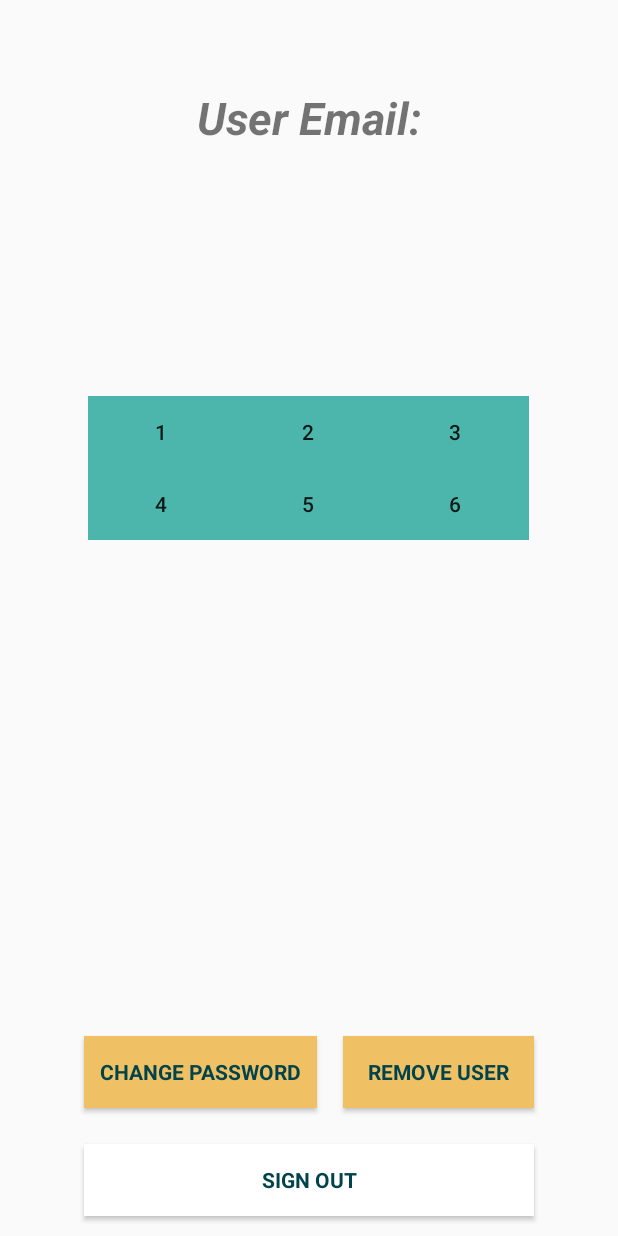
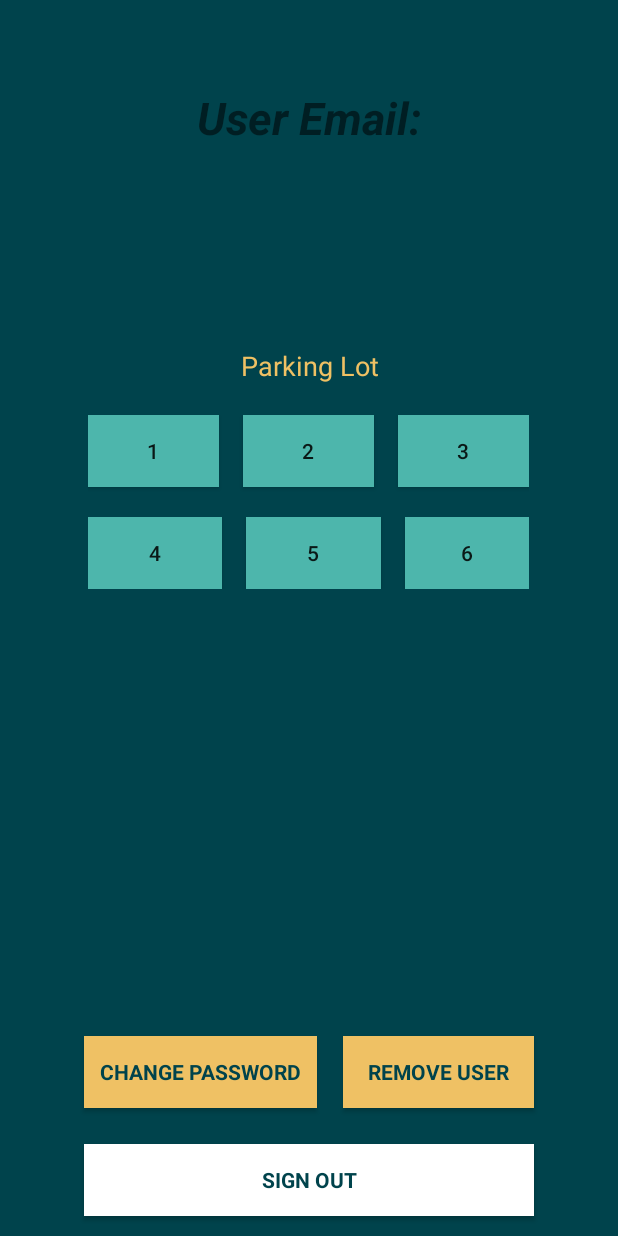
Before and after one commit to sjlee2016/SmartParkingLotApp, an Android app: the screen it shows after launch once a user with an empty profile is signed in (MainActivity), on a phone screen of 412 x 824 dp. Run offline under Robolectric (Android 15) with nearby library versions, the phone set to English and light mode, and no system bars; our stand-ins replace Firebase (no records; nobody signed in at launch, a user with empty details on screens opened directly); 1 statement that could not run was skipped.

Commit message:
Design Update3

```diff
--- a/app/src/main/java/com/example/jisupark/firebaseloginapp/AccountActivity/SignupActivity.java
+++ b/app/src/main/java/com/example/jisupark/firebaseloginapp/AccountActivity/SignupActivity.java
@@ -83,7 +83,7 @@ public class SignupActivity extends AppCompatActivity{
         Map<String, Object> childUpdates = new HashMap<>();
         Map<String, Object> postValues = null;
         if (add) {
-            FirebasePost post = new FirebasePost(ID, name);
+            FirebasePost post = new FirebasePost(inputEmail.getText().toString().trim(), name);
             postValues = post.toMap();
         }
         childUpdates.put("/CarLicense_list/" + ID, postValues);
--- a/app/src/main/res/layout/activity_main.xml
+++ b/app/src/main/res/layout/activity_main.xml
@@ -5,7 +5,7 @@
     android:id="@+id/activity_main"
     android:layout_width="match_parent"
     android:layout_height="match_parent"
-    tools:background="#00434C"
+    android:background="@color/Background"
     tools:context="com.example.jisupark.firebaseloginapp.MainActivity">
 
     <EditText
@@ -153,9 +153,19 @@
         app:layout_constraintTop_toTopOf="parent"
         tools:layout_editor_absoluteX="8dp">
 
+        <TextView
+            android:id="@+id/textView"
+            android:layout_width="match_parent"
+            android:layout_height="45dp"
+            android:layout_weight="0"
+            android:gravity="center_horizontal"
+            android:text="Parking Lot"
+            android:textColor="@color/yellow"
+            android:textSize="18sp" />
+
         <LinearLayout
             android:layout_width="294dp"
-            android:layout_height="wrap_content"
+            android:layout_height="68dp"
             android:layout_weight="0"
             android:orientation="horizontal"
             tools:layout_editor_absoluteX="8dp"
@@ -165,8 +175,10 @@
                 android:id="@+id/car_1"
                 android:layout_width="wrap_content"
                 android:layout_height="wrap_content"
+                android:layout_marginRight="@dimen/activity_vertical_margin"
                 android:layout_weight="1"
                 android:background="@color/parkinglot"
+                android:lineSpacingExtra="10sp"
                 android:text="1"
                 tools:layout_editor_absoluteX="16dp"
                 tools:layout_editor_absoluteY="155dp" />
@@ -176,6 +188,7 @@
                 android:layout_width="wrap_content"
                 android:layout_height="wrap_content"
 
+                android:layout_marginRight="@dimen/activity_horizontal_margin"
                 android:layout_weight="1"
                 android:background="@color/parkinglot"
                 android:text="2"
@@ -206,33 +219,35 @@
 
             <Button
                 android:id="@+id/car_4"
-                android:layout_width="match_parent"
+                android:layout_width="317dp"
                 android:layout_height="wrap_content"
+                android:layout_marginRight="@dimen/activity_horizontal_margin"
+
                 android:layout_weight="1"
                 android:background="#4DB6AC"
-
                 android:text="4"
                 tools:layout_editor_absoluteX="41dp"
                 tools:layout_editor_absoluteY="246dp" />
 
             <Button
                 android:id="@+id/car_5"
-                android:layout_width="match_parent"
+                android:layout_width="318dp"
                 android:layout_height="wrap_content"
+                android:layout_marginRight="@dimen/activity_horizontal_margin"
                 android:layout_weight="1"
+
                 android:background="@color/parkinglot"
-
                 android:text="5"
                 tools:layout_editor_absoluteX="148dp"
                 tools:layout_editor_absoluteY="246dp" />
 
             <Button
                 android:id="@+id/car_6"
-                android:layout_width="match_parent"
+                android:layout_width="311dp"
                 android:layout_height="wrap_content"
                 android:layout_weight="1"
+
                 android:background="@color/parkinglot"
-
                 android:text="6"
                 tools:layout_editor_absoluteX="255dp"
                 tools:layout_editor_absoluteY="246dp" />
--- a/app/src/main/res/layout/popupwindow.xml
+++ b/app/src/main/res/layout/popupwindow.xml
@@ -20,7 +20,8 @@
         android:layout_height="44dp"
         android:layout_alignParentStart="true"
         android:layout_alignParentTop="true"
-        android:layout_marginTop="154dp"
+        android:layout_marginTop="100dp"
+        android:layout_marginBottom="40dp"
         android:text="User :" />
 
    <!-- <Button
```
Also changed, not shown: app/src/main/java/com/example/jisupark/firebaseloginapp/MainActivity.java (+45 -5 lines).
